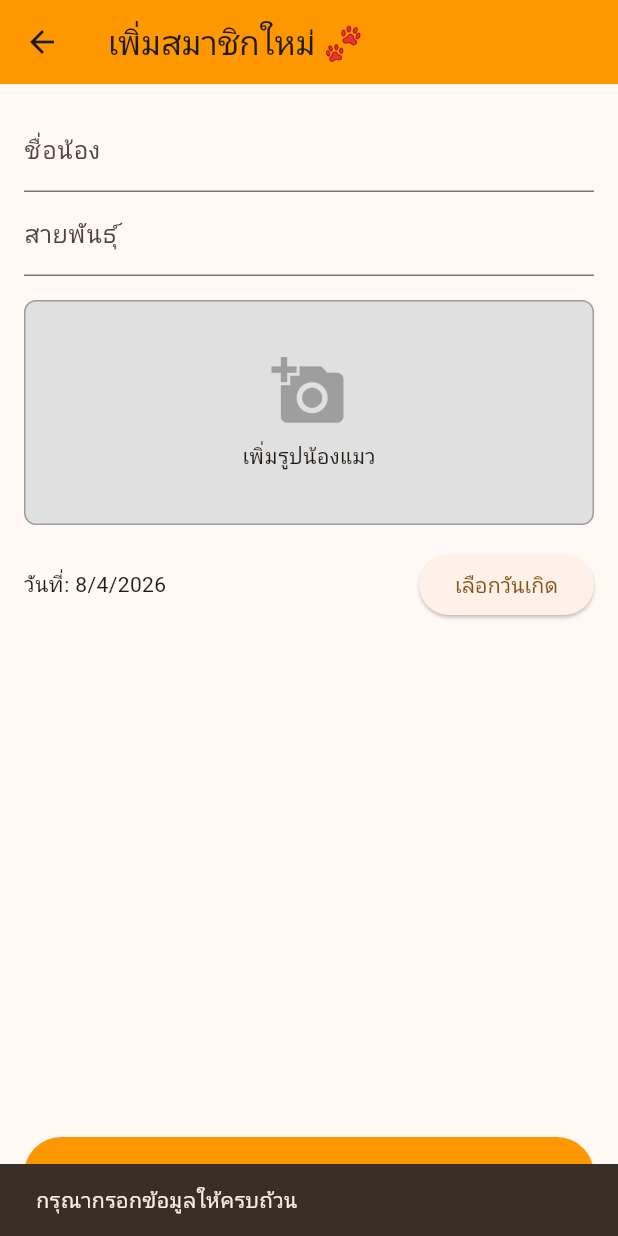
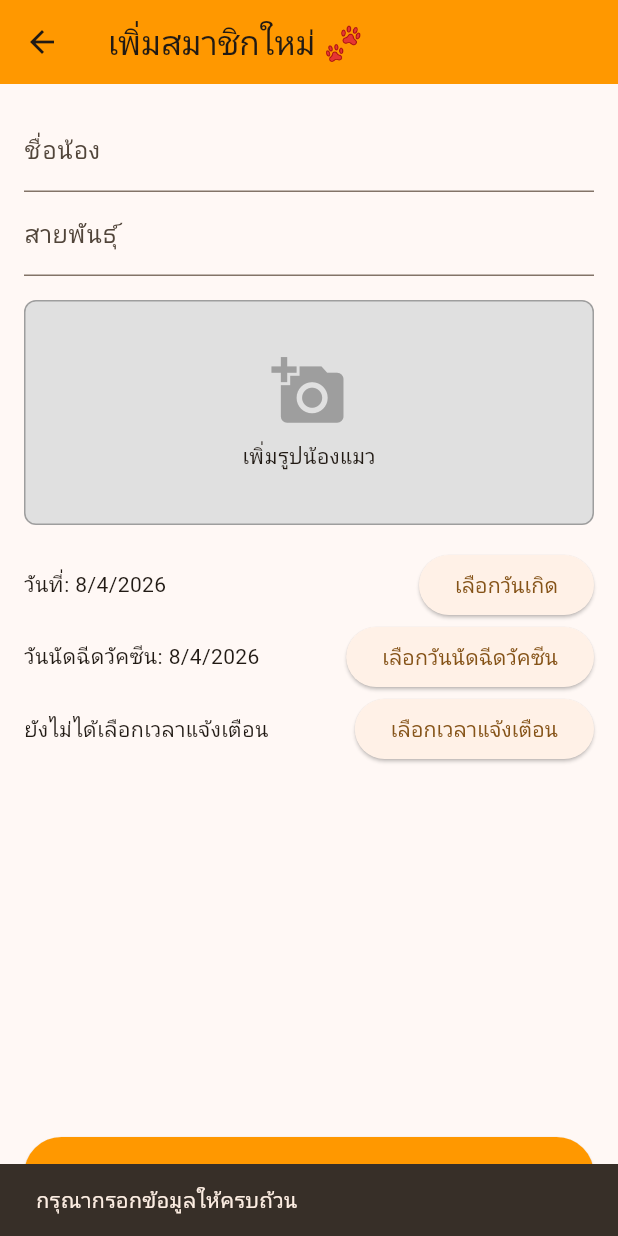
Before and after one commit to tumpopoM/pet_pulse_flutter_app, a Flutter app: the AddPetScreen screen opened directly, after a tap on "บันทึกน้องแมว", on a phone screen of 412 x 824 dp. Run offline on Flutter 3.47's test engine with Material 3 defaults, Android fonts, the phone set to English and light mode, and no system bars; our stand-ins replace flutter_local_notifications, flutter_riverpod, flutter_timezone, image_picker, shared_preferences, timezone; accounts and stored records are empty.

Commit message:
feat: add vaccine schedule date time

```diff
--- a/lib/models/pet.dart
+++ b/lib/models/pet.dart
@@ -7,6 +7,7 @@ class Pet {
   final DateTime birthDate;
   final String? imagePath;
   final bool isVaccinated;
+  final DateTime? vaccineSchedule;
 
   Pet({
     required this.id,
@@ -15,6 +16,7 @@ class Pet {
     required this.birthDate,
     this.imagePath,
     this.isVaccinated = false,
+    this.vaccineSchedule,
   });
 
   String get ageDisplay {
@@ -42,6 +44,7 @@ class Pet {
       'birthDate': birthDate.toIso8601String(),
       'imagePath': imagePath,
       'isVaccinated': isVaccinated,
+      'vaccineSchedule': vaccineSchedule?.toIso8601String(),
     };
   }
 
@@ -53,6 +56,9 @@ class Pet {
       birthDate: DateTime.parse(map['birthDate']),
       imagePath: map['imagePath'],
       isVaccinated: map['isVaccinated'] ?? false,
+      vaccineSchedule: map['vaccineSchedule'] != null
+          ? DateTime.parse(map['vaccineSchedule'])
+          : null,
     );
   }
 }
--- a/lib/providers/pet_provider.dart
+++ b/lib/providers/pet_provider.dart
@@ -34,20 +34,18 @@ class PetNotifier extends Notifier<List<Pet>> {
     state = [...state, pet];
     _saveToStorage(state);
 
-    final notificationDate = DateTime.now().add(const Duration(seconds: 10));
-
-    print('--- กำลังตั้งเตือนสำหรับ ${pet.name} ในอีก 10 วินาที ---');
-    print('Scheduled Date: $notificationDate');
-
+    if (pet.vaccineSchedule != null) {
+      final notificationDate = pet.vaccineSchedule!;
       NotificationService()
           .scheduleNotification(
             id: pet.id.hashCode,
-          title: 'ถึงเวลาพาน้อง ${pet.name} ไปหาหมอแล้ว!🐾',
-          body: 'อย่าลืมพาน้องไปฉีดวัคซีนตามนัดนะคะ',
+            title: 'นัดฉีดวัคซีนน้อง ${pet.name}!🐾',
+            body: 'วันนี้มีนัดพาน้องไปหาหมอนะคะ',
             scheduledDate: notificationDate,
           )
-        .then((_) => print('✅ ตั้งเตือนสำเร็จ!'))
+          .then((_) => print('✅ ตั้งเตือนนัดจริงสำเร็จที่!: $notificationDate'))
           .catchError((e) => print('❌ ตั้งเตือนพลาดเพราะ: $e'));
+    }
 
     // print('--- เริ่มนับถอยหลัง 10 วินาทีในแอป ---');
 
--- a/lib/views/add_pet_screen.dart
+++ b/lib/views/add_pet_screen.dart
@@ -18,6 +18,9 @@ class _AddPetScreenState extends ConsumerState<AddPetScreen> {
   final _breedController = TextEditingController();
   late DateTime _selectedDate;
   String? _imagePath;
+  DateTime? _selectedVaccineDate;
+  TimeOfDay? _selectedTime;
+  DateTime? finalSchedule;
 
   @override
   void initState() {
@@ -38,12 +41,24 @@ class _AddPetScreenState extends ConsumerState<AddPetScreen> {
       return;
     }
 
+    if (_selectedVaccineDate != null && _selectedTime != null) {
+      finalSchedule = DateTime(
+        _selectedVaccineDate!.year,
+        _selectedVaccineDate!.month,
+        _selectedVaccineDate!.day,
+        _selectedTime!.hour,
+        _selectedTime!.minute,
+      );
+    }
+
     final pet = Pet(
       id: const Uuid().v4(),
       name: _nameController.text,
       breed: _breedController.text,
       birthDate: _selectedDate,
       imagePath: _imagePath,
+      vaccineSchedule: finalSchedule,
+      isVaccinated: false,
     );
 
     ref.read(petProvider.notifier).addPet(pet);
@@ -65,6 +80,34 @@ class _AddPetScreenState extends ConsumerState<AddPetScreen> {
       ScaffoldMessenger.of(
         context,
       ).showSnackBar(const SnackBar(content: Text('ไม่ได้เลือกรูปภาพ')));
+    }
+  }
+
+  Future<void> _selectDate(BuildContext context) async {
+    final DateTime? picked = await showDatePicker(
+      context: context,
+      initialDate: DateTime.now().add(const Duration(days: 1)),
+      firstDate: DateTime.now(),
+      lastDate: DateTime(2030),
+    );
+
+    if (picked != null) {
+      setState(() {
+        _selectedVaccineDate = picked;
+        debugPrint(_selectedVaccineDate.toString());
+      });
+    }
+  }
+
+  Future<void> _pickTime(BuildContext context) async {
+    final TimeOfDay? picked = await showTimePicker(
+      context: context,
+      initialTime: TimeOfDay.now(),
+    );
+    if (picked != null) {
+      setState(() {
+        _selectedTime = picked;
+      });
     }
   }
 
@@ -146,6 +189,38 @@ class _AddPetScreenState extends ConsumerState<AddPetScreen> {
                 ),
               ],
             ),
+            Row(
+              children: [
+                // const Icon(Icons.calendar_today),
+                // SizedBox(width: 8),
+                Text(
+                  _selectedDate == null
+                      ? 'ยังไม่ได้เลือกวันนัดหมอ'
+                      : 'วันนัดฉีดวัคซีน: ${_selectedDate.day}/${_selectedDate.month}/${_selectedDate.year}',
+                ),
+                const Spacer(),
+                ElevatedButton(
+                  onPressed: () => _selectDate(context),
+                  child: const Text('เลือกวันนัดฉีดวัคซีน'),
+                ),
+              ],
+            ),
+            Row(
+              children: [
+                // const Icon(Icons.access_time),
+                // SizedBox(width: 8),
+                Text(
+                  _selectedTime == null
+                      ? 'ยังไม่ได้เลือกเวลาแจ้งเตือน'
+                      : 'เวลา:${_selectedTime!.format(context)}',
+                ),
+                const Spacer(),
+                ElevatedButton(
+                  onPressed: () => _pickTime(context),
+                  child: const Text('เลือกเวลาแจ้งเตือน'),
+                ),
+              ],
+            ),
             const Spacer(),
             ElevatedButton(
               onPressed: _savePet,
```
Lines whose indentation alone changed are shown as unchanged.
